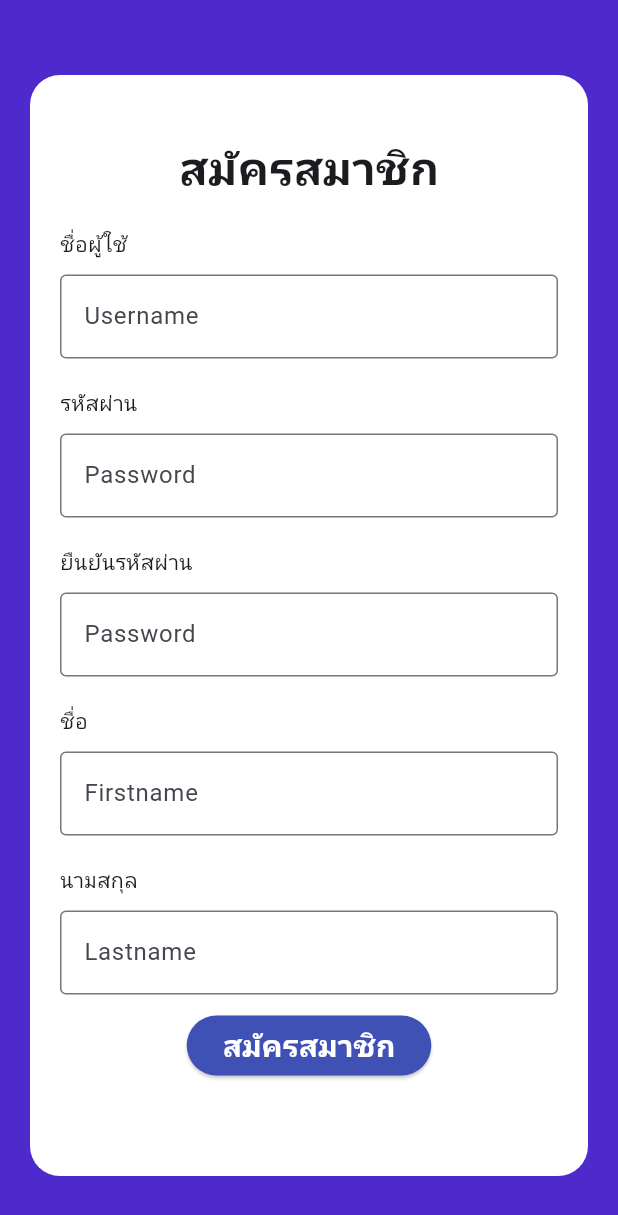
After one commit to titisakk/mytestapp, a Flutter app: the RegisterForm screen opened directly, on a phone screen of 412 x 824 dp. The commit adds this screen. Shown: the top 1215 px of the screen. Run offline on Flutter 3.47's test engine with Material 3 defaults, Android fonts, the phone set to English and light mode, and no system bars; our stand-ins replace cloud_firestore, firebase_core; accounts and stored records are empty; network calls fail; key blocks and very long unbroken strings in the code were emptied for the run.

Commit message:
Instagram ui

```diff
--- a/lib/Form/form_ex2.dart
+++ b/lib/Form/form_ex2.dart
@@ -8,7 +8,6 @@ class FormEx2 extends StatefulWidget {
 }
 
 class _FormEx2State extends State<FormEx2> {
-  final GlobalKey<FormState> _formkey = GlobalKey<FormState>;
   @override
   Widget build(BuildContext context) {
     return const Placeholder();
--- /dev/null
+++ b/lib/Form/register_form.dart
@@ -0,0 +1,180 @@
+import 'package:flutter/material.dart';
+import 'package:mytestapp/Form/submit_form.dart';
+
+class RegisterForm extends StatefulWidget {
+  const RegisterForm({super.key});
+
+  @override
+  State<RegisterForm> createState() => _RegisterFormState();
+}
+
+class _RegisterFormState extends State<RegisterForm> {
+  final GlobalKey<FormState> _formkey = GlobalKey<FormState>();
+  final TextEditingController _usernameController = TextEditingController();
+  final TextEditingController _passwordController = TextEditingController();
+  final TextEditingController _firstnameController = TextEditingController();
+  final TextEditingController _lastnameController = TextEditingController();
+
+  String str = "";
+
+  @override
+  Widget build(BuildContext context) {
+    return Scaffold(
+      backgroundColor: const Color.fromARGB(255, 78, 42, 205),
+      body: Container(
+        margin: EdgeInsets.only(top: 50, left: 20, right: 20, bottom: 40),
+        decoration: BoxDecoration(
+          color: Colors.white,
+          borderRadius: BorderRadius.circular(20),
+        ),
+        child: Form(
+          key: _formkey,
+          child: Padding(
+            padding: EdgeInsets.all(20),
+            child: Column(
+              crossAxisAlignment: CrossAxisAlignment.start,
+              children: [
+                SizedBox(height: 20),
+                Center(
+                  child: Text(
+                    'สมัครสมาชิก',
+                    style: TextStyle(fontWeight: FontWeight.bold, fontSize: 30),
+                  ),
+                ),
+                SizedBox(height: 20),
+
+                Text('ชื่อผู้ใช้'),
+                SizedBox(height: 10),
+                TextFormField(
+                  controller: _usernameController,
+                  decoration: InputDecoration(
+                    border: OutlineInputBorder(),
+                    label: Text('Username'),
+                  ),
+                  validator: (String? value) {
+                    if (value == null || value.isEmpty) {
+                      return 'กรุณากรอกข้อมูล';
+                    }
+                    return null;
+                  },
+                ),
+
+                SizedBox(height: 20),
+
+                Text('รหัสผ่าน'),
+                SizedBox(height: 10),
+                TextFormField(
+                  controller: _passwordController,
+                  obscureText: true,
+                  decoration: InputDecoration(
+                    border: OutlineInputBorder(),
+                    label: Text('Password'),
+                  ),
+                  validator: (String? value) {
+                    if (value == null || value.isEmpty) {
+                      return 'กรุณากรอกข้อมูล';
+                    }
+                    return null;
+                  },
+                ),
+
+                SizedBox(height: 20),
+
+                Text('ยืนยันรหัสผ่าน'),
+                SizedBox(height: 10),
+                TextFormField(
+                  obscureText: true,
+                  decoration: InputDecoration(
+                    border: OutlineInputBorder(),
+                    label: Text('Password'),
+                  ),
+                  validator: (String? value) {
+                    if (value == null || value.isEmpty) {
+                      return 'กรุณากรอกข้อมูล';
+                    }
+                    if (value != _passwordController.text) {
+                      return 'รหัสผ่านไม่ตรงกัน';
+                    }
+                    return null;
+                  },
+                ),
+
+                SizedBox(height: 20),
+
+                Text('ชื่อ'),
+                SizedBox(height: 10),
+                TextFormField(
+                  controller: _firstnameController,
+                  decoration: InputDecoration(
+                    border: OutlineInputBorder(),
+                    label: Text('Firstname'),
+                  ),
+                  validator: (String? value) {
+                    if (value == null || value.isEmpty) {
+                      return 'กรุณากรอกข้อมูล';
+                    }
+                    return null;
+                  },
+                ),
+
+                SizedBox(height: 20),
+
+                Text('นามสกุล'),
+                SizedBox(height: 10),
+                TextFormField(
+                  controller: _lastnameController,
+                  decoration: InputDecoration(
+                    border: OutlineInputBorder(),
+                    label: Text('Lastname'),
+                  ),
+                  validator: (String? value) {
+                    if (value == null || value.isEmpty) {
+                      return 'กรุณากรอกข้อมูล';
+                    }
+                    return null;
+                  },
+                ),
+
+                SizedBox(height: 10),
+
+                Center(
+                  child: ElevatedButton(
+                    style: ElevatedButton.styleFrom(
+                      backgroundColor: Colors.indigo,
+                      foregroundColor: Colors.white,
+                    ),
+                    onPressed: () {
+                      if (_formkey.currentState!.validate()) {
+                        // validate ผ่าน
+                        setState(() {
+                          Navigator.push(
+                            context,
+                            MaterialPageRoute(
+                              builder: (context) => SubmitForm(
+                                username: _usernameController.text,
+                                password: _passwordController.text,
+                                firstName: _firstnameController.text,
+                                lastName: _lastnameController.text,
+                              ),
+                            ),
+                          );
+                        });
+                      }
+                    },
+                    child: Text(
+                      'สมัครสมาชิก',
+                      style: TextStyle(
+                        fontWeight: FontWeight.bold,
+                        fontSize: 20,
+                      ),
+                    ),
+                  ),
+                ),
+              ],
+            ),
+          ),
+        ),
+      ),
+    );
+  }
+}
--- /dev/null
+++ b/lib/Form/submit_form.dart
@@ -0,0 +1,69 @@
+import 'package:flutter/material.dart';
+
+class SubmitForm extends StatelessWidget {
+  final String username;
+  final String password;
+  final String firstName;
+  final String lastName;
+
+  const SubmitForm({
+    super.key,
+    required this.username,
+    required this.password,
+    required this.firstName,
+    required this.lastName,
+  });
+
+  @override
+  Widget build(BuildContext context) {
+    return Scaffold(
+      backgroundColor: Color.fromARGB(255, 78, 42, 205),
+      appBar: AppBar(
+        title: Text(
+          'ข้อมูลของคุณ',
+          style: TextStyle(fontWeight: FontWeight.bold, fontSize: 40),
+        ),
+      ),
+      body: Padding(
+        padding: EdgeInsets.only(top: 30, right: 20, left: 20, bottom:250),
+        child: Container(
+          decoration: BoxDecoration(
+            color: Colors.white,
+            borderRadius: BorderRadius.circular(20),
+          ),
+          child: Column(
+            crossAxisAlignment: CrossAxisAlignment.center,
+            children: [
+              Icon(Icons.check_circle, color: Colors.green, size: 100),
+              Text(
+                'สมัครสมาชิกเรียบร้อยแล้ว',
+                style: TextStyle(fontWeight: FontWeight.bold, fontSize: 28,color: Colors.grey),
+              ),
+              SizedBox(height: 20,),
+              Divider(
+                thickness: 1, // ความหนาเส้น
+                color: Colors.grey, // สี
+              ),
+            SizedBox(height: 10,),
+            Text('Username : $username',style: TextStyle(fontWeight: FontWeight.bold,fontSize: 20),),
+            SizedBox(height: 20,),
+            Text('Password : ${'*' * password.length }',style: TextStyle(fontWeight: FontWeight.bold,fontSize: 20),)
+            ,SizedBox(height: 20,),
+              Divider(
+                thickness: 1, // ความหนาเส้น
+                color: Colors.grey, // สี
+              ),SizedBox(height: 20,),
+
+            Text('Firstname : $firstName',style: TextStyle(fontWeight: FontWeight.bold,fontSize: 20),),
+            SizedBox(height: 20,),
+            Text('Lastname : $lastName',style: TextStyle(fontWeight: FontWeight.bold,fontSize: 20),),
+
+
+
+            ],
+          ),
+        ),
+      ),
+    );
+  }
+}
--- a/lib/main.dart
+++ b/lib/main.dart
@@ -1,5 +1,5 @@
 import 'package:flutter/material.dart';
-import 'package:mytestapp/Form/form_excerszie.dart';
+import 'package:mytestapp/screen/profile_page.dart';
 
 void main() {
   runApp(const MyApp());
@@ -13,8 +13,7 @@ class MyApp extends StatelessWidget {
     return MaterialApp(
       title: 'Flutter First Project',
       debugShowCheckedModeBanner: false,
-      theme: ThemeData(colorScheme: .fromSeed(seedColor: Colors.amber)),
-      home: FormExcerszie(),
+      home: ProfilePage(),
     );
   }
 }
```
Also changed, not shown: lib/Form/form_excerszie.dart (+23 -14 lines), lib/screen/profile_page.dart (added, +50 -0 lines), lib/widgets/action_button.dart (added, +44 -0 lines), lib/widgets/post_grid.dart (added, +93 -0 lines), lib/widgets/profile_header.dart (added, +28 -0 lines), lib/widgets/profile_stat.dart (added, +33 -0 lines).
